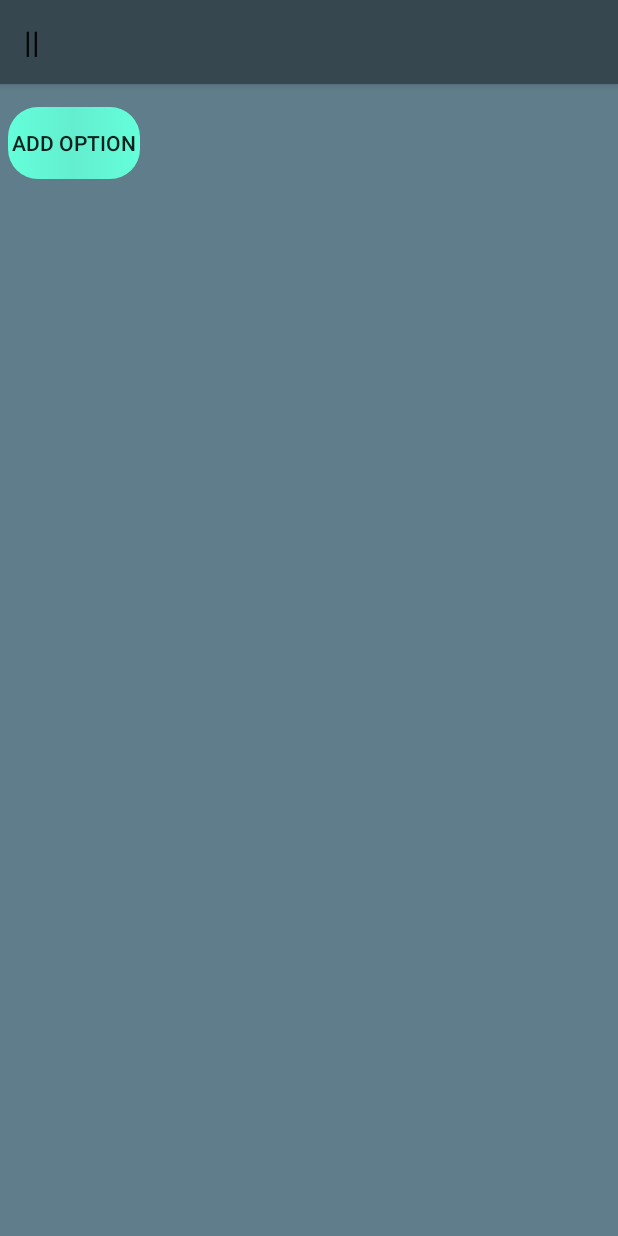
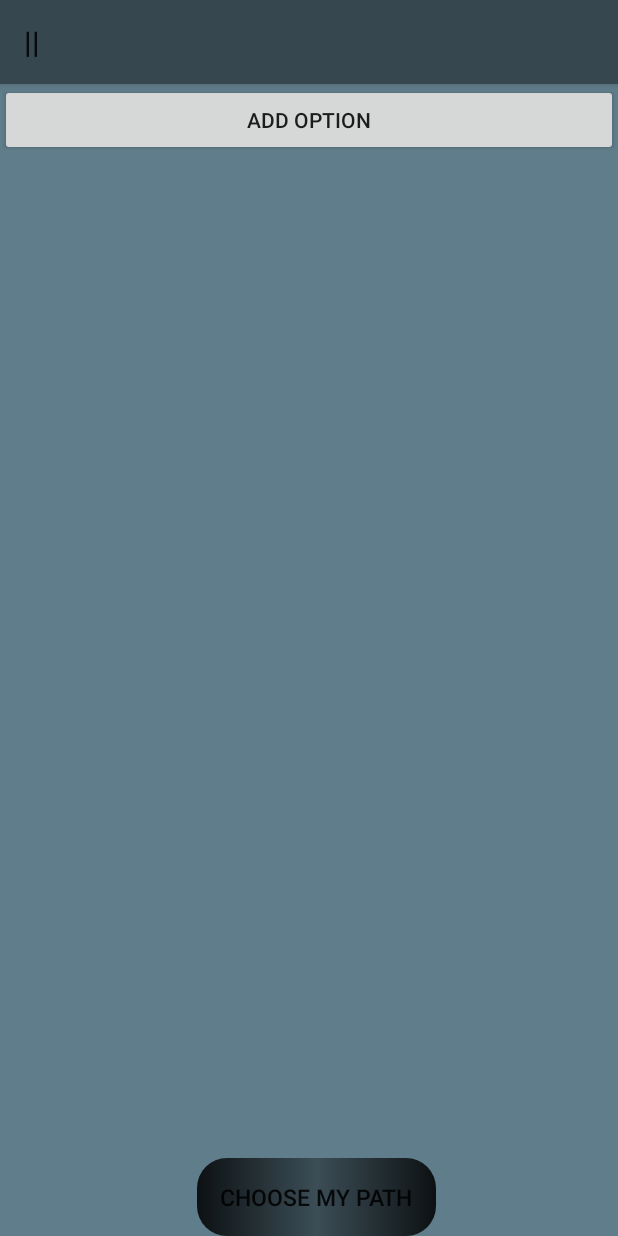
Before and after one commit to niems/-, an Android app: the screen it shows after launch (MainActivity), on a phone screen of 412 x 824 dp. Run offline under Robolectric (Android 15) with nearby library versions, the phone set to English and light mode, and no system bars.

Commit message:
added listview which is populated by the arraylist of options.

```diff
--- a/app/src/main/AndroidManifest.xml
+++ b/app/src/main/AndroidManifest.xml
@@ -4,7 +4,7 @@
 
     <application
         android:allowBackup="true"
-        android:icon="@mipmap/ic_launcher"
+        android:icon="@mipmap/path_2"
         android:label="@string/app_name"
         android:supportsRtl="true"
         android:theme="@style/Theme.AppCompat.Light.NoActionBar">
--- a/app/src/main/java/com/example/niems/indecisive/MainActivity.java
+++ b/app/src/main/java/com/example/niems/indecisive/MainActivity.java
@@ -1,23 +1,27 @@
 package com.example.niems.indecisive;
 
 import android.app.Dialog;
-import android.support.annotation.Nullable;
 import android.support.v7.app.AppCompatActivity;
 import android.os.Bundle;
 import android.support.v7.widget.Toolbar;
+import android.view.Gravity;
 import android.view.View;
 import android.view.Window;
 import android.view.WindowManager;
+import android.widget.ArrayAdapter;
 import android.widget.Button;
 import android.widget.EditText;
 import android.widget.LinearLayout;
+import android.widget.ListView;
 import android.widget.Toast;
 
 import java.util.ArrayList;
+import java.util.Random;
 
 public class MainActivity extends AppCompatActivity {
 
-    public static ArrayList<Button> all_choices = new ArrayList<>(); //holds all user options
+    //public static ArrayList<Button> all_choices = new ArrayList<>(); //holds all user options
+    public static ArrayList<String> all_choices_string = new ArrayList(); //holds all user options as strings
     private View.OnClickListener button_listener;
     private Dialog add_option_dialog; //used to read the option in from the user
     private static boolean first_run = false; //true after the first execution
@@ -27,16 +31,13 @@ public class MainActivity extends AppCompatActivity {
         setContentView( R.layout.activity_main);
 
         try{
-            /*
-            if(!first_run){
-                this.button_listener = new View.OnClickListener(){
-                    public void onClick(View v){
-                        addOption(v);
-                    }
-                };
 
-                first_run = true;
-            } */
+            //new listview stuff
+            String [] list_test = {"test 1", "test 2", "last test" };
+            ArrayAdapter<String> list_adapter = new ArrayAdapter<String>(this, R.layout.option_listview_main, all_choices_string);
+            ListView options_view = (ListView) findViewById( R.id.option_list );
+            options_view.setAdapter( list_adapter );
+
 
             Toolbar toolbar = (Toolbar) findViewById( R.id.toolbar_main );
             setSupportActionBar( toolbar );
@@ -67,22 +68,11 @@ public class MainActivity extends AppCompatActivity {
     public void dialogConfirm( View view ){
 
         try{
-            LinearLayout layout = (LinearLayout) findViewById( R.id.layout_main );
+            //LinearLayout layout = (LinearLayout) findViewById( R.id.layout_main );
             EditText text = (EditText) this.add_option_dialog.findViewById( R.id.add_option_dialog );
 
-            Button new_option = new Button(this);
-            String option_text = text.getText().toString();
-
-            new_option.setId( View.generateViewId() );
-            new_option.setLayoutParams( new LinearLayout.LayoutParams(LinearLayout.LayoutParams.MATCH_PARENT, LinearLayout.LayoutParams.WRAP_CONTENT ) );
-            new_option.setText( option_text );
-            new_option.setTextColor( getResources().getColor( R.color.colorPrimaryText ) );
-            new_option.setTextSize(18);
-            new_option.setBackgroundResource( R.drawable.current_options_main );
-            new_option.setOnClickListener(this.button_listener);
-
-            all_choices.add( new_option );
-            layout.addView( new_option );
+            String option_text = text.getText().toString().toUpperCase();
+            all_choices_string.add( option_text );
 
             this.add_option_dialog.dismiss();
 
@@ -107,4 +97,38 @@ public class MainActivity extends AppCompatActivity {
             Toast.makeText(this, "Error: MainActivity - addOption()", Toast.LENGTH_SHORT).show();
         }
     }
+
+    public void decision( View view ){
+        try{
+            int min = 0;
+            int max = all_choices_string.size() - 1;
+
+            if(max >= 0 ){
+                int selection = min + (int)( Math.random() * ((max - min) + 1) );
+
+                Toast toast = Toast.makeText( getApplicationContext(), all_choices_string.get(selection), Toast.LENGTH_SHORT);
+                toast.setGravity(Gravity.CENTER, 0, 0);
+                toast.show();
+
+                //Toast.makeText(this, all_choices_string.get( selection ), Toast.LENGTH_LONG).show();
+
+                /*
+                Toast decision = new Toast( getApplicationContext() );
+
+
+                decision.setText( all_choices_string.get( selection ) );
+                decision.setGravity(Gravity.CENTER, 0, 0);
+
+                decision.show();
+                */
+            }
+
+            else{
+                Toast.makeText(this, "Do not ask me to decide when you have not decided yourself", Toast.LENGTH_LONG).show();
+            }
+
+        }catch(Exception e){
+            Toast.makeText(this, "Error: MainActivity - decision()", Toast.LENGTH_SHORT).show();
+        }
+    }
 }
--- a/app/src/main/res/drawable/add_option_main.xml
+++ b/app/src/main/res/drawable/add_option_main.xml
@@ -3,11 +3,17 @@
     <item>
         <shape android:shape="rectangle">
             <gradient
-                android:startColor="@color/colorAccent"
-                android:centerColor="@color/colorAccentDarker"
-                android:endColor="@color/colorAccent"/>
+                android:startColor="@color/colorPrimaryText"
+                android:centerColor="@color/colorPrimaryHintText"
+                android:endColor="@color/colorPrimaryText"/>
 
             <corners android:radius="20dp"/>
+            <padding
+                android:left="10dp"
+                android:right="10dp"
+                android:top="5dp"
+                android:bottom="5dp"
+                />
         </shape>
     </item>
 
--- a/app/src/main/res/layout/activity_main.xml
+++ b/app/src/main/res/layout/activity_main.xml
@@ -5,6 +5,7 @@
     android:layout_width="match_parent"
     android:layout_height="match_parent"
     android:orientation="vertical"
+    android:layout_weight="1"
     android:background="@color/colorPrimary"
     tools:context="com.example.niems.indecisive.MainActivity">
 
@@ -24,16 +25,79 @@
         xmlns:app="http://schemas.android.com/apk/res-auto"/>
 
     <Button
-        android:id="@+id/add_option_main"
+        android:layout_width="match_parent"
+        android:layout_height="wrap_content"
+
+        android:text="@string/add_option_main"
+        />
+
+
+
+    <!--
+     <RelativeLayout
+         xmlns:android="http://schemas.android.com/apk/res/android"
+         xmlns:tools="http://schemas.android.com/tools"
+        android:background="@color/colorPrimary"
+        android:layout_width="match_parent"
+        android:layout_height="wrap_content">
+
+    <Button
+        android:id="@+id/relative_layout_button1"
+        android:layout_width="match_parent"
+        android:layout_height="wrap_content"
+
+        android:layout_marginTop="15dp"
+        android:layout_marginLeft="5dp"
+        android:layout_marginStart="5dp"
+        android:background="@drawable/add_option_main"
+        android:text="@string/add_option_dialog"
+        android:textColor="#ffffff"
+        />
+         <Button
+             android:id="@+id/fake_till_make"
+             android:layout_width="wrap_content"
+             android:layout_height="wrap_content"
+
+
+             android:background="#00ffffff"
+             android:layout_toRightOf="@id/relative_layout_button1"
+             android:layout_toEndOf="@id/relative_layout_button1"/>
+
+         <Button
+             android:id="@+id/erase_button"
+             android:background="@drawable/add_option_main"
+
+             android:layout_width="wrap_content"
+             android:layout_height="wrap_content"
+             android:layout_toRightOf="@id/fake_till_make"
+             android:layout_toEndOf="@id/fake_till_make"/>
+
+
+    </RelativeLayout>
+    -->
+
+    <ListView
+        android:id="@+id/option_list"
+        android:layout_width="match_parent"
+        android:layout_height="wrap_content"
+        android:layout_weight="1"/>
+
+    <Button
+        android:id="@+id/decision_button"
+        android:onClick="decision"
+
         android:layout_width="wrap_content"
         android:layout_height="wrap_content"
-        android:onClick="addOption"
 
-        android:text="@string/add_option_main"
+        android:text="@string/decision_main"
+        android:textSize="15sp"
+        android:padding="15dp"
         android:layout_marginTop="15dp"
         android:layout_marginLeft="5dp"
-        android:background="@drawable/add_option_main"/>
+        android:background="@drawable/add_option_main"
 
+        android:layout_gravity="bottom|center_horizontal"
+        />
 
 
 
--- a/app/src/main/res/values/strings.xml
+++ b/app/src/main/res/values/strings.xml
@@ -5,6 +5,7 @@
 
     <!--Add options button on main activity-->
     <string name="add_option_main">Add Option</string>
+    <string name="decision_main">Choose my path</string>
 
     <!--Add options strings on the dialogbox-->
     <string name="add_option_dialog_title">New Option</string>
```
Also changed, not shown: app/src/main/res/layout/option_listview_main.xml (added, +17 -0 lines), app/src/main/res/mipmap-hdpi/abstract_hole.png (added), app/src/main/res/mipmap-hdpi/path_2.png (added).
